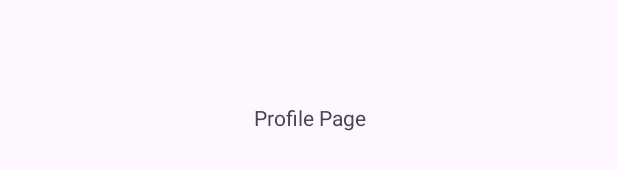
After one commit to islombek-cs/AI-Powered-Quiz-App, an Android app: the layout fragment_profile.xml on its own in the app's theme, with its tools: preview values and no code run, on a phone screen of 412 x 824 dp. The commit adds this screen. Shown: the part 500-670 px from the top of the screen. Run offline under Robolectric (Android 15) with nearby library versions, the phone set to English and light mode, and no system bars.

```diff
--- /dev/null
+++ b/app/src/main/res/layout/fragment_profile.xml
@@ -0,0 +1,14 @@
+<?xml version="1.0" encoding="utf-8"?>
+<FrameLayout xmlns:android="http://schemas.android.com/apk/res/android"
+    xmlns:tools="http://schemas.android.com/tools"
+    android:layout_width="match_parent"
+    android:layout_height="match_parent"
+    tools:context=".fragments.ProfileFragment">
+
+    <TextView
+        android:layout_width="match_parent"
+        android:layout_height="match_parent"
+        android:gravity="center"
+        android:text="Profile Page" />
+
+</FrameLayout>
```
Also changed, not shown: app/src/main/java/com/example/ai_poweredquizapp/MainActivity.kt (+48 -4 lines), app/src/main/java/com/example/ai_poweredquizapp/fragments/AssessmentFragment.kt (added, +20 -0 lines), app/src/main/java/com/example/ai_poweredquizapp/fragments/ProfileFragment.kt (added, +19 -0 lines), app/src/main/java/com/example/ai_poweredquizapp/fragments/TaskFragment.kt (added, +19 -0 lines), app/src/main/res/layout/fragment_assessment.xml (added, +14 -0 lines), app/src/main/res/layout/fragment_task.xml (added, +14 -0 lines).
